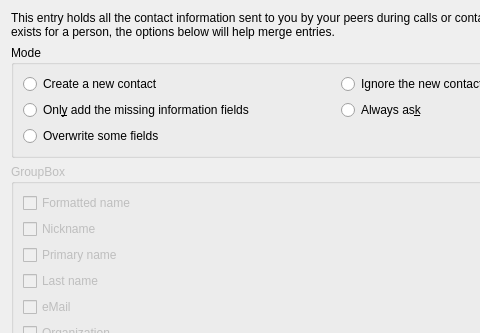
First picture: the form in src/configurator/peerprofile.ui, repository KDE/ring-kde, before the edit; both pictures show x 0 to 480 and y 0 to 333 of the 676 by 577 pixel window.
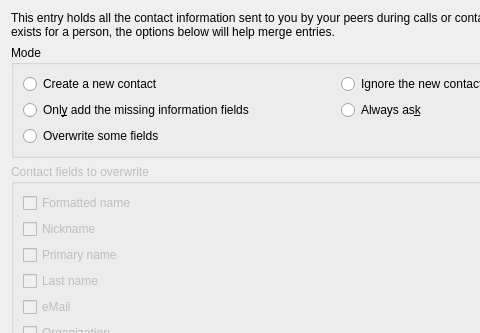
Second picture: the form after the edit.

Diff of the .ui file:
```diff
--- a/src/configurator/peerprofile.ui
+++ b/src/configurator/peerprofile.ui
@@ -74,7 +74,7 @@
       <bool>false</bool>
      </property>
      <property name="title">
-      <string>GroupBox</string>
+      <string>Contact fields to overwrite</string>
      </property>
      <layout class="QVBoxLayout" name="verticalLayout">
       <item>
```
